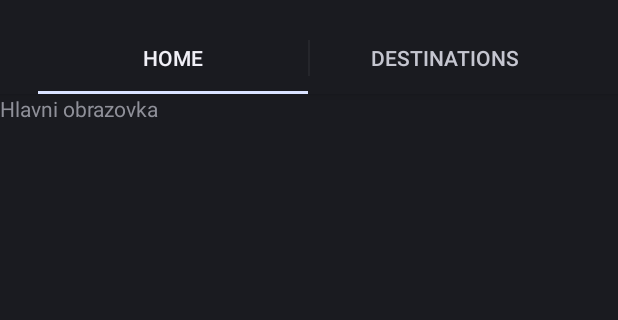
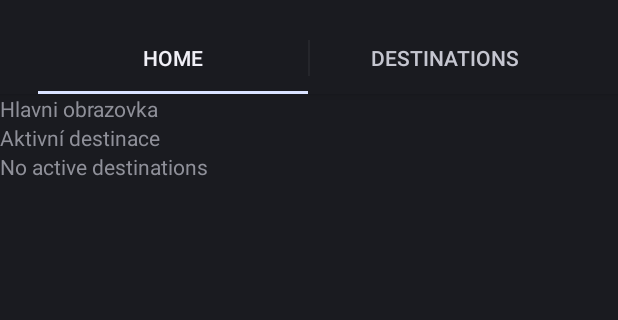
Before and after one commit to Merwis/MyGeoalarm, an Android app: the screen it shows after launch (MainActivity), on a phone screen of 412 x 824 dp, the part 62-382 px from its top. Run offline under Robolectric (Android 15) with nearby library versions, the phone set to English and light mode, and no system bars.

Commit message:
View of active destination added to main fragment.

```diff
--- a/app/src/main/java/cz/uhk/fim/mygeoalarm/DestinationsListFragmentTab.java
+++ b/app/src/main/java/cz/uhk/fim/mygeoalarm/DestinationsListFragmentTab.java
@@ -156,6 +156,8 @@ public class DestinationsListFragmentTab extends android.support.v4.app.ListFrag
         }
 
         mDatabase.update(Destinations.TABLE_NAME, cv, Destinations._ID + " = " + id, null);
+        cv.put(Destinations.COLUMN_NAME_ACTIVE, 0);
+        mDatabase.update(Destinations.TABLE_NAME, cv, Destinations._ID + " != " + id, null);
         c.close();
     }
 
--- a/app/src/main/java/cz/uhk/fim/mygeoalarm/FragmentPageAdapter.java
+++ b/app/src/main/java/cz/uhk/fim/mygeoalarm/FragmentPageAdapter.java
@@ -1,16 +1,30 @@
 package cz.uhk.fim.mygeoalarm;
 
+import android.content.Context;
 import android.support.v4.app.Fragment;
 import android.support.v4.app.FragmentManager;
 import android.support.v4.app.FragmentPagerAdapter;
+import android.util.Log;
+import android.view.View;
+import android.view.ViewGroup;
+
+import java.util.HashMap;
+import java.util.Map;
 
 /**
  * Created by Petr on 11. 5. 2015.
  */
 public class FragmentPageAdapter extends FragmentPagerAdapter {
 
-    public FragmentPageAdapter(FragmentManager fm) {
+    private Map<Integer, String> mFragmentTags;
+    private FragmentManager mFragmentManager;
+    private Context mContext;
+
+    public FragmentPageAdapter(FragmentManager fm, Context context) {
         super(fm);
+        mFragmentManager = fm;
+        mFragmentTags = new HashMap<Integer, String>();
+        mContext = context;
     }
 
     @Override
@@ -31,4 +45,25 @@ public class FragmentPageAdapter extends FragmentPagerAdapter {
     public int getCount() {
         return 2;
     }
+
+    @Override
+    public Object instantiateItem(ViewGroup container, int position) {
+        Object obj = super.instantiateItem(container, position);
+
+        if (obj instanceof Fragment) {
+            Fragment f = (Fragment) obj;
+            String tag = f.getTag();
+            mFragmentTags.put(position, tag);
+        }
+        return obj;
+    }
+
+    public Fragment getFragment(int position) {
+        String tag = mFragmentTags.get(position);
+        Log.d("adapter", "tag " + tag);
+        if (tag == null) {
+            return null;
+        }
+        return mFragmentManager.findFragmentByTag(tag);
+    }
 }
--- a/app/src/main/java/cz/uhk/fim/mygeoalarm/MainActivity.java
+++ b/app/src/main/java/cz/uhk/fim/mygeoalarm/MainActivity.java
@@ -29,7 +29,7 @@ public class MainActivity extends FragmentActivity implements ActionBar.TabListe
         mViewPager.setId(R.id.pager);
         setContentView(mViewPager);
 
-        mFragmentPageAdapter = new FragmentPageAdapter(getSupportFragmentManager());
+        mFragmentPageAdapter = new FragmentPageAdapter(getSupportFragmentManager(), this.getApplicationContext());
         mViewPager.setAdapter(mFragmentPageAdapter);
 
         final ActionBar actionBar = getActionBar();
@@ -48,6 +48,13 @@ public class MainActivity extends FragmentActivity implements ActionBar.TabListe
             @Override
             public void onPageSelected(int i) {
                 actionBar.setSelectedNavigationItem(i);
+
+                android.support.v4.app.Fragment fragment =
+                        ((FragmentPageAdapter)mViewPager.getAdapter()).getFragment(i);
+
+                if (i == 0 && fragment != null) {
+                    fragment.onResume();
+                }
             }
 
             @Override
--- a/app/src/main/java/cz/uhk/fim/mygeoalarm/MainFragmentTab.java
+++ b/app/src/main/java/cz/uhk/fim/mygeoalarm/MainFragmentTab.java
@@ -1,24 +1,79 @@
 package cz.uhk.fim.mygeoalarm;
 
 import android.app.Fragment;
+import android.database.Cursor;
+import android.database.sqlite.SQLiteDatabase;
 import android.os.Bundle;
 import android.support.annotation.Nullable;
 import android.view.LayoutInflater;
 import android.view.View;
 import android.view.ViewGroup;
+import android.widget.SimpleCursorAdapter;
+import android.widget.TextView;
 
 /**
  * Created by Petr on 11. 5. 2015.
  */
 public class MainFragmentTab extends android.support.v4.app.Fragment {
 
+    DestinationDatabaseHelper mHelper;
+    SimpleCursorAdapter mAdapter;
+    SQLiteDatabase mDatabase;
+    TextView mDestinationName, mDestinationRadius;
+    String destinationName;
+    float destinationRadius;
+    View mFragmentView;
+
     @Override
     public void onCreate(Bundle savedInstanceState) {
         super.onCreate(savedInstanceState);
+
+        getData();
     }
 
     @Override
     public View onCreateView(LayoutInflater inflater, ViewGroup container, Bundle savedInstanceState) {
-        return inflater.inflate(R.layout.fragment_main, container, false);
+        mFragmentView = inflater.inflate(R.layout.fragment_main, container, false);
+        updateView(mFragmentView);
+        return mFragmentView;
+    }
+
+    @Override
+    public void onResume() {
+        super.onResume();
+        getData();
+        updateView(mFragmentView);
+    }
+
+    private void getData() {
+        mHelper = new DestinationDatabaseHelper(getActivity());
+        mDatabase = mHelper.getReadableDatabase();
+
+        String[] projection = new String[] {
+                Destinations._ID, Destinations.COLUMN_NAME_NAME, Destinations.COLUMN_NAME_RADIUS, Destinations.COLUMN_NAME_ACTIVE};
+        Cursor c = mDatabase.query(Destinations.TABLE_NAME, projection, Destinations.COLUMN_NAME_ACTIVE + " = " + 1, null, null, null, null);
+        int colName = c.getColumnIndex("name");
+        int colRadius = c.getColumnIndex("radius");
+        c.moveToFirst();
+        if (c.getCount() == 0) {
+            destinationName = "No active destinations";
+            destinationRadius = -1;
+        } else {
+            destinationName = c.getString(colName);
+            destinationRadius = c.getFloat(colRadius);
+        }
+        c.close();
+    }
+
+    private void updateView(View view) {
+        mDestinationName = (TextView) view.findViewById(R.id.destination_name);
+        mDestinationRadius = (TextView) view.findViewById(R.id.destination_radius);
+
+        mDestinationName.setText(destinationName);
+        if (destinationRadius == -1) {
+            mDestinationRadius.setText("");
+        } else {
+            mDestinationRadius.setText(String.valueOf(destinationRadius));
+        }
     }
 }
--- a/app/src/main/res/layout/fragment_main.xml
+++ b/app/src/main/res/layout/fragment_main.xml
@@ -10,4 +10,21 @@
         android:text="Hlavni obrazovka"
         />
 
+    <TextView
+        android:layout_width="match_parent"
+        android:layout_height="wrap_content"
+        android:text="Aktivní destinace"
+        />
+    <TextView
+        android:layout_width="match_parent"
+        android:layout_height="wrap_content"
+        android:id="@+id/destination_name"
+        />
+    <TextView
+        android:layout_width="match_parent"
+        android:layout_height="wrap_content"
+        android:id="@+id/destination_radius"
+        />
+
+
 </LinearLayout>
```
Also changed, not shown: 2 other files.
